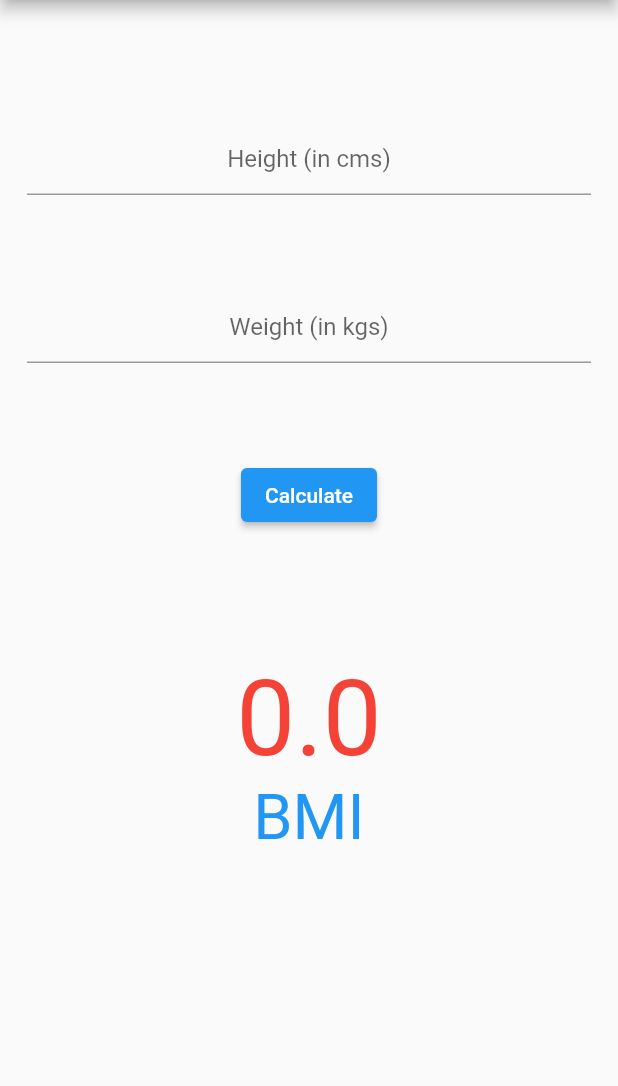
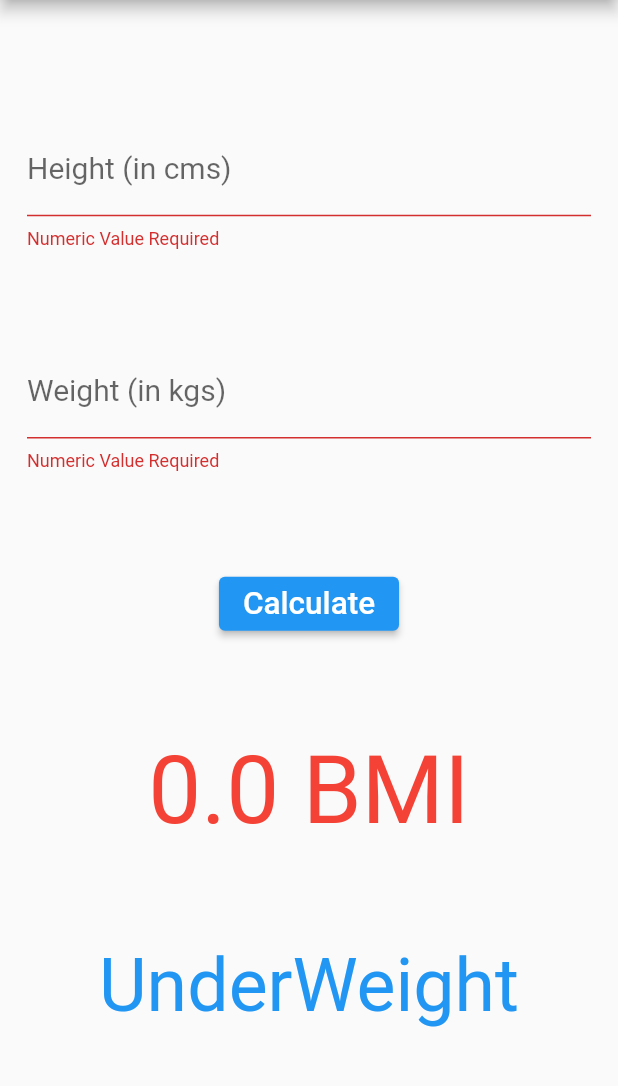
Before and after one commit to SathvikNarala/BMI_Calculator-android-flutterApp, a Flutter app: the screen it shows after launch, after a tap on "Calculate", on a phone screen of 412 x 824 dp, the part 84-1170 px from its top. Run offline on Flutter 3.47's test engine with Material 2 defaults, Android fonts, the phone set to English and light mode, and no system bars.

Commit message:
Updated Logic & UI

```diff
--- a/myapp/lib/logic.dart
+++ b/myapp/lib/logic.dart
@@ -1,6 +1,26 @@
+class Data{
+  double value;
+  String msg;
+
+  Data({this.value = 0.0, this.msg = 'UnderWeight'});
+}
+
 class Logic{
-  static double compute({required double height, required double weight}){
+  static Data compute({required double height, required double weight}){
     height = height / 100;
-    return weight / (height * height);
+    double v = weight / (height * height);
+    String x = '';
+
+    if(v <= 18.5){
+      x = 'UnderWeight';
+    }else if(v > 18.5 && v <= 25) {
+      x = 'Healthy';
+    } else if(v > 25 && v <= 35) {
+      x = 'OverWeight';
+    } else{
+      x = 'Obesity';
+    }
+
+    return Data(value: v, msg: x);
   }
 }
--- a/myapp/lib/main.dart
+++ b/myapp/lib/main.dart
@@ -3,10 +3,19 @@ import "ui.dart";
 
 void main() => runApp(const MyApp());
 
-class MyApp extends StatefulWidget{
+class MyApp extends StatelessWidget{
   const MyApp({super.key});
 
   @override
-  State<StatefulWidget> createState() => BMI();
+  Widget build(BuildContext context) {
+    return MaterialApp(
+      home: _App(),
+    );
+  }
 
 }
+
+class _App extends StatefulWidget{
+  @override
+  State<StatefulWidget> createState() => BMI();
+}
--- a/myapp/lib/ui.dart
+++ b/myapp/lib/ui.dart
@@ -3,9 +3,11 @@ import "logic.dart";
 
 class BMI extends State{
 
+  final _key = GlobalKey<FormState>();
+
   final _height = TextEditingController();
   final _weight = TextEditingController();
-  double _bmi = 0.0;
+  Data _bmi = Data();
 
   @override
   void dispose(){
@@ -16,8 +18,7 @@ class BMI extends State{
 
   @override
   Widget build(BuildContext context) {
-    return MaterialApp(
-      home: Scaffold(
+    return Scaffold(
       appBar: AppBar(
         backgroundColor: Colors.red,
         title: const Center(
@@ -26,76 +27,80 @@ class BMI extends State{
       ),
       body: Padding(
         padding: const EdgeInsets.all(18.0),
-          child: Column(
-            children: [
-              Container(
-                constraints: const BoxConstraints.expand(
-                  width: 400,
-                  height: 400
-                ),
+        child: Center(
+          child: Form(
+            key: _key,
             child: Column(
             mainAxisAlignment: MainAxisAlignment.spaceEvenly,
             children: [
-                    TextField(
+              TextFormField(
                 decoration: const InputDecoration(
-                        hintText: "Height (in cms)"
+                  labelText: 'Height (in cms)',
+                  labelStyle: TextStyle(
+                    fontSize: 20
                   ),
-                      textAlign: TextAlign.center,
-                      cursorHeight: 22.0,
+                  floatingLabelAlignment: FloatingLabelAlignment.start
+                ),
+                validator: (value) {
+                  return (value == null || value.isEmpty) ? 'Numeric Value Required' : null;
+                },
+                cursorHeight: 25.0,
                 keyboardType: const TextInputType.numberWithOptions(decimal: true),
                 controller: _height,
               ),
 
-                    TextField(
+              TextFormField(
                 decoration: const InputDecoration(
-                        hintText: "Weight (in kgs)"
+                  labelText: 'Weight (in kgs)',
+                  labelStyle: TextStyle(
+                    fontSize: 20
                   ),
-                      textAlign: TextAlign.center,
-                      cursorHeight: 22.0,
+                  floatingLabelAlignment: FloatingLabelAlignment.start
+
+                ),
+                validator: (value) {
+                  return (value == null || value.isEmpty) ? 'Numeric Value Required' : null;
+                },
+                cursorHeight: 25.0,
                 keyboardType: const TextInputType.numberWithOptions(decimal: true),
                 controller: _weight,
               ),
 
               ElevatedButton(
                 onPressed: (){
-                        setState(()=> _bmi = Logic.compute(
+                  setState((){
+                    if(_key.currentState!.validate()){
+                      _bmi = Logic.compute(
                         height: double.parse(_height.text),
                         weight: double.parse(_weight.text)
-                        ));
+                      );
+                    }
+                  });
                 },
-                      child: const Text('Calculate')
-                    ),
-                  ],
-                ),
+                child: const Text('Calculate',
+                  textScaleFactor: 1.5,
+                )
               ),
 
-              Padding(
-                padding: const EdgeInsets.all(20.0),
-                child: Column(
-                  children: [
-                    Text(_bmi.toStringAsFixed(1),
-                      textScaleFactor: 5.0,
+              Text('${_bmi.value.toStringAsFixed(1)} BMI',
+                textScaleFactor: 4.5,
                 style: const TextStyle(
                   color: Colors.red
                 ),
               ),
 
-                    const Text('BMI',
-                      textScaleFactor: 3.0,
-                      style: TextStyle(
+              Text(_bmi.msg,
+                textScaleFactor: 3.5,
+                style: const TextStyle(
                   color: Colors.blue
                 ),
               )
+
             ],
           ),
         )
-            ],
       ),
-        ),
-        resizeToAvoidBottomInset: false,
-      ),
-      debugShowCheckedModeBanner: false,
+      )
     );
   }
-
 }
```
Lines whose indentation alone changed are shown as unchanged.
